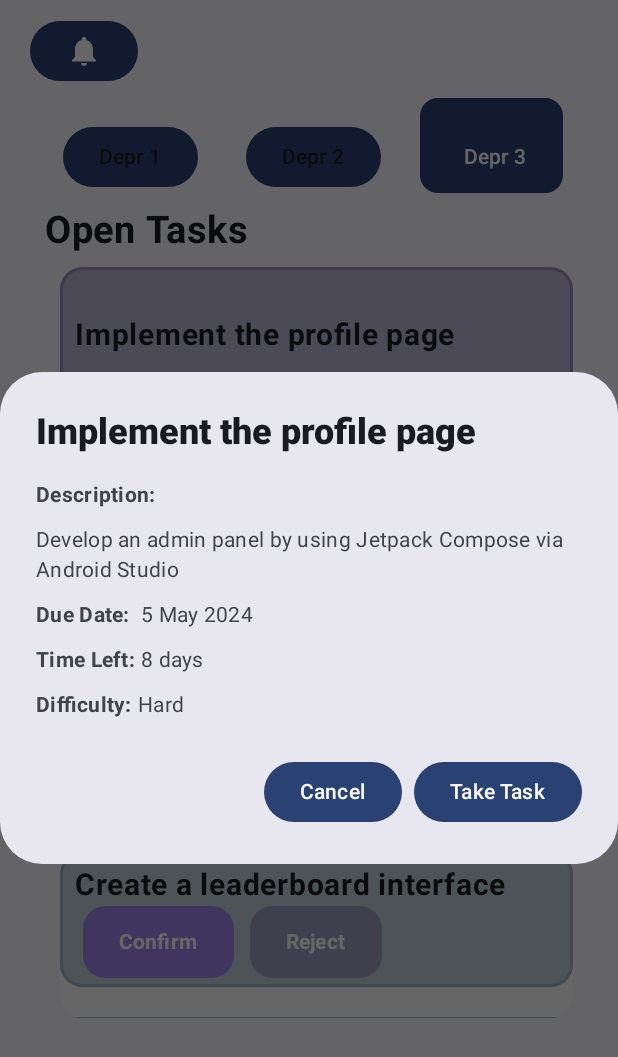
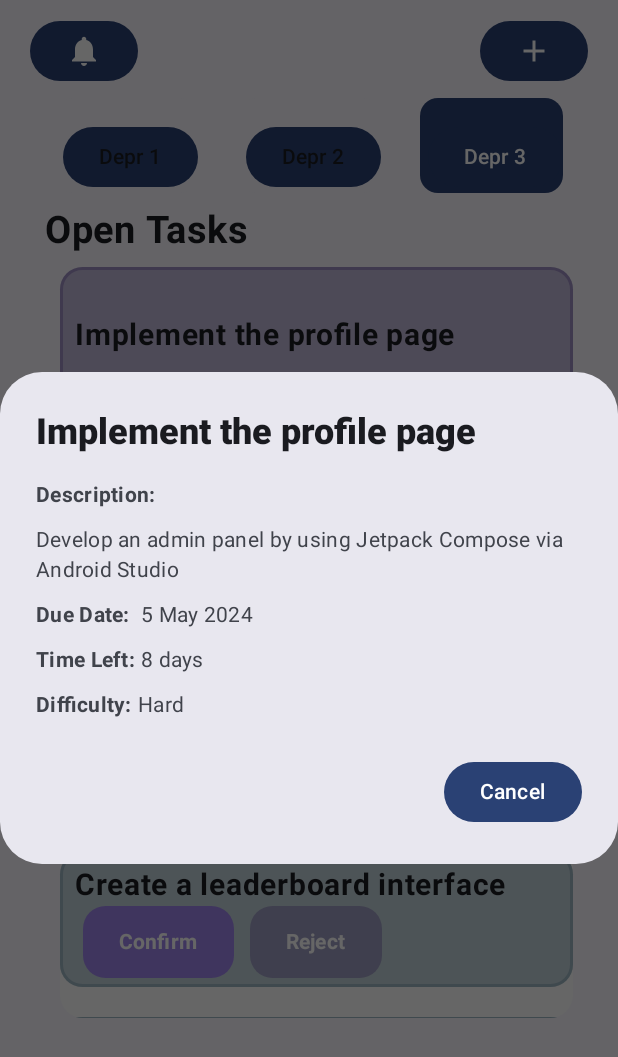
Before and after one commit to gunduzl/TaskManagement, an Android app built with Jetpack Compose: the composable CTOHomeScreen shown on its own in the app's theme, after a tap on "Implement the profile page", on a phone screen of 412 x 824 dp. Shown: the top 1057 px of the screen. Run offline under Robolectric (Android 15) with nearby library versions, the phone set to English and light mode, and no system bars; 3 other taps on this screen came first.

Commit message:
"Some UI mistakes fixed"

```diff
--- a/app/src/main/java/com/example/taskmanager/components/navigation/AppNavigation.kt
+++ b/app/src/main/java/com/example/taskmanager/components/navigation/AppNavigation.kt
@@ -79,7 +79,7 @@ fun AppNavigation(navControl: NavController, userRole: String) {
                     "staff" -> HomeScreen()
                     "manager" -> ManagerHomeScreen()
                     "cto" -> CTOHomeScreen()
-                    "admin" -> HomeScreen()
+                    "admin" -> CTOHomeScreen()
                 }
             }
             composable(route = Screens.ProfileScreen.name) {
--- a/app/src/main/java/com/example/taskmanager/components/pool/pool.kt
+++ b/app/src/main/java/com/example/taskmanager/components/pool/pool.kt
@@ -71,7 +71,8 @@ fun Pool(name: String, rowcolor: Color, text:String, isStaff: Boolean){
                                 difficulty = "Hard",
                                 col = rowcolor,
                                 openornot = name ,
-                                isHelp = true)
+                                isHelp = true,
+                                isManager = !isStaff)
                         }
                         else{
                             Task(name = text,
@@ -81,7 +82,8 @@ fun Pool(name: String, rowcolor: Color, text:String, isStaff: Boolean){
                                 difficulty = "Hard",
                                 col = rowcolor,
                                 openornot = name ,
-                                isHelp = false)
+                                isHelp = false,
+                                isManager = !isStaff)
                         }
                     }
                     else{
@@ -92,7 +94,8 @@ fun Pool(name: String, rowcolor: Color, text:String, isStaff: Boolean){
                             difficulty = "Hard",
                             col = rowcolor,
                             openornot = name ,
-                            isHelp = false)
+                            isHelp = false,
+                            isManager = !isStaff)
                     }
 
                     Spacer(modifier = Modifier.height(20.dp))
@@ -106,7 +109,7 @@ fun Pool(name: String, rowcolor: Color, text:String, isStaff: Boolean){
 
 
 @Composable
-fun Task(name: String, description: String, expectedFinishDate: String, timeLeft: String, difficulty: String, col: Color, openornot: String, isHelp: Boolean){
+fun Task(name: String, description: String, expectedFinishDate: String, timeLeft: String, difficulty: String, col: Color, openornot: String, isHelp: Boolean, isManager: Boolean){
     var showDialog by remember { mutableStateOf(false) }
     Row(
         modifier = Modifier
@@ -210,10 +213,13 @@ fun Task(name: String, description: String, expectedFinishDate: String, timeLeft
 
                 },
             confirmButton = {
-                Button(
-                    onClick = { showDialog = false },
-                ) {
-                    Text("Take Task")
+                if(isManager == false) {
+                    Button(
+                        onClick = { showDialog = false },
+                    ) {
+                        Text("Take Task")
+                    }
+
                 }
             },
             dismissButton = {
--- a/app/src/main/java/com/example/taskmanager/screens/CTOHomeScreen.kt
+++ b/app/src/main/java/com/example/taskmanager/screens/CTOHomeScreen.kt
@@ -10,6 +10,7 @@ import androidx.compose.foundation.layout.height
 import androidx.compose.foundation.layout.padding
 import androidx.compose.foundation.shape.RoundedCornerShape
 import androidx.compose.material.icons.Icons
+import androidx.compose.material.icons.filled.Add
 import androidx.compose.material.icons.filled.Notifications
 import androidx.compose.material3.AlertDialog
 import androidx.compose.material3.Button
@@ -59,6 +60,10 @@ fun CTOHomeScreen(){
 
         Button(onClick = { setShowNotification(true) }) {
             Icon(imageVector = Icons.Default.Notifications, contentDescription = null)
+        }
+
+        Button(onClick = { showAddDialog = true  }) {
+            Icon(imageVector = Icons.Default.Add, contentDescription = null )
         }
     }
 
```
